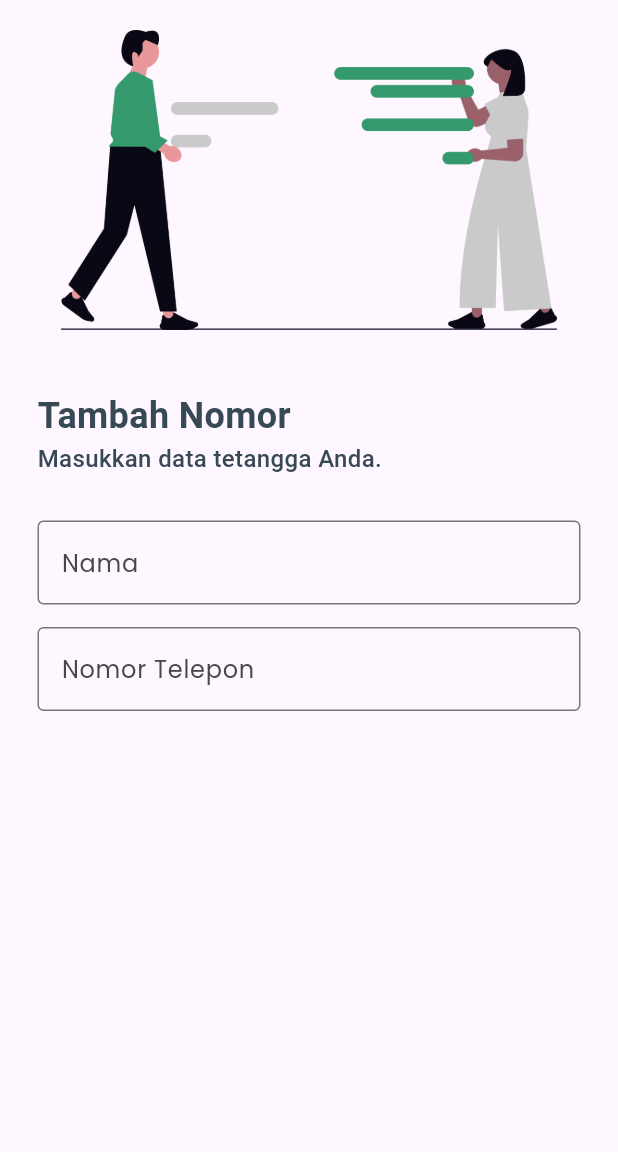
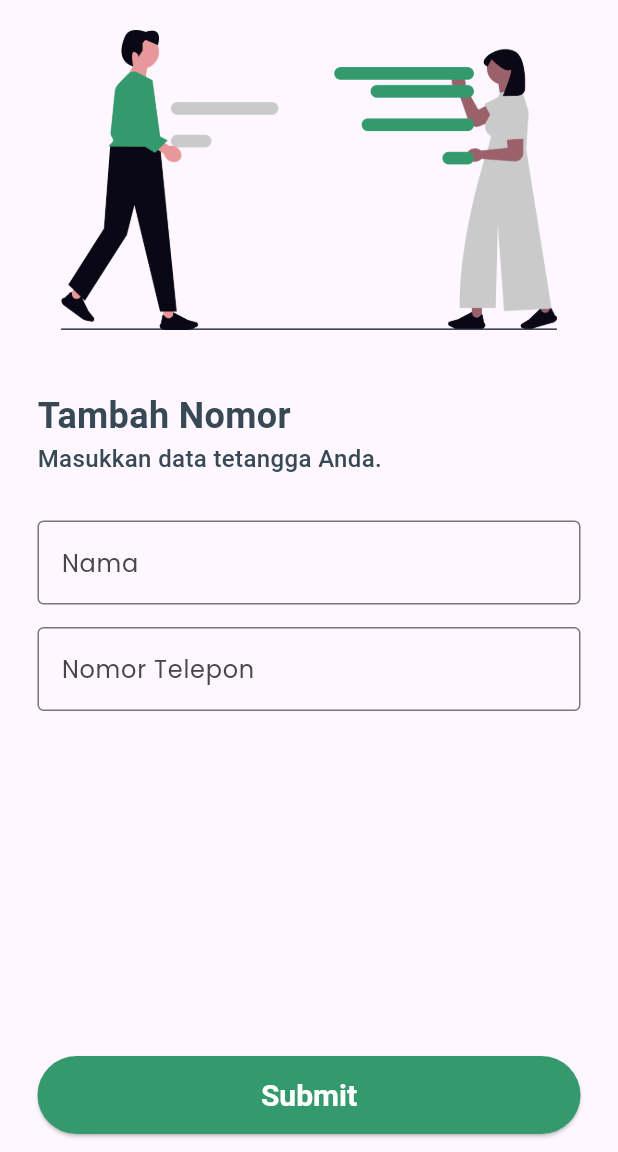
Before and after one commit to justrrio/jagain, a Flutter app: the WhatsappPage screen opened directly, on a phone screen of 412 x 824 dp, the part 84-1236 px from its top. Run offline on Flutter 3.47's test engine with Material 3 defaults, Android fonts, the light colour scheme and no system bars; our stand-ins replace firebase_core, flutter_svg; accounts and stored records are empty; Roboto replaces fonts that are missing (Poppins-Bold, Poppins-Medium, Poppins-Semibold).

Commit message:
Add submit button to whatsapp page

```diff
--- a/lib/pages/home.dart
+++ b/lib/pages/home.dart
@@ -91,7 +91,7 @@ AppBar appBar(BuildContext context) {
       GestureDetector(
           onTap: () {
             Navigator.push(context,
-                MaterialPageRoute(builder: (context) => const WhatsappPage()));
+                MaterialPageRoute(builder: (context) => WhatsappPage()));
           },
           child: Container(
               margin: EdgeInsets.all(5),
--- a/lib/pages/whatsapp.dart
+++ b/lib/pages/whatsapp.dart
@@ -1,8 +1,15 @@
 import 'package:flutter/material.dart';
 import 'package:jagain/pages/home.dart';
 
-class WhatsappPage extends StatelessWidget {
+class WhatsappPage extends StatefulWidget {
   const WhatsappPage({super.key});
+
+  @override
+  State<WhatsappPage> createState() => _WhatsappPageState();
+}
+
+class _WhatsappPageState extends State<WhatsappPage> {
+  bool isLoading = false;
 
   @override
   Widget build(BuildContext context) {
@@ -87,7 +94,49 @@ class WhatsappPage extends StatelessWidget {
               ),
             ],
           ),
+        ),
+        Container(
+            alignment: Alignment.center,
+            margin: EdgeInsets.only(left: 25, top: 230, right: 25, bottom: 0),
+            child: ElevatedButton(
+              style: ElevatedButton.styleFrom(
+                  textStyle: TextStyle(fontSize: 22),
+                  minimumSize: Size.fromHeight(52),
+                  shape: StadiumBorder(),
+                  backgroundColor: Color(0xff349A6D)),
+              child: isLoading
+                  ? Row(
+                      mainAxisAlignment: MainAxisAlignment.center,
+                      children: [
+                        CircularProgressIndicator(color: Colors.white),
+                        const SizedBox(width: 24),
+                        Text(
+                          "Please Wait...",
+                          style: TextStyle(
+                              fontFamily: 'Poppins-Semibold',
+                              fontWeight: FontWeight.w600,
+                              fontSize: 20,
+                              color: Colors.white),
                         )
-        ]));
+                      ],
+                    )
+                  : Text(
+                      "Submit",
+                      style: TextStyle(
+                          fontFamily: 'Poppins-Semibold',
+                          fontWeight: FontWeight.w600,
+                          fontSize: 20,
+                          color: Colors.white),
+                    ),
+              onPressed: () {
+                if (isLoading) {
+                  setState(() => isLoading = false);
+                  return;
+                }
+                setState(() => isLoading = true);
+              },
+            ))
+      ]),
+    );
   }
 }
```
Also changed, not shown: 1 other file. Lines whose indentation alone changed are shown as unchanged.
